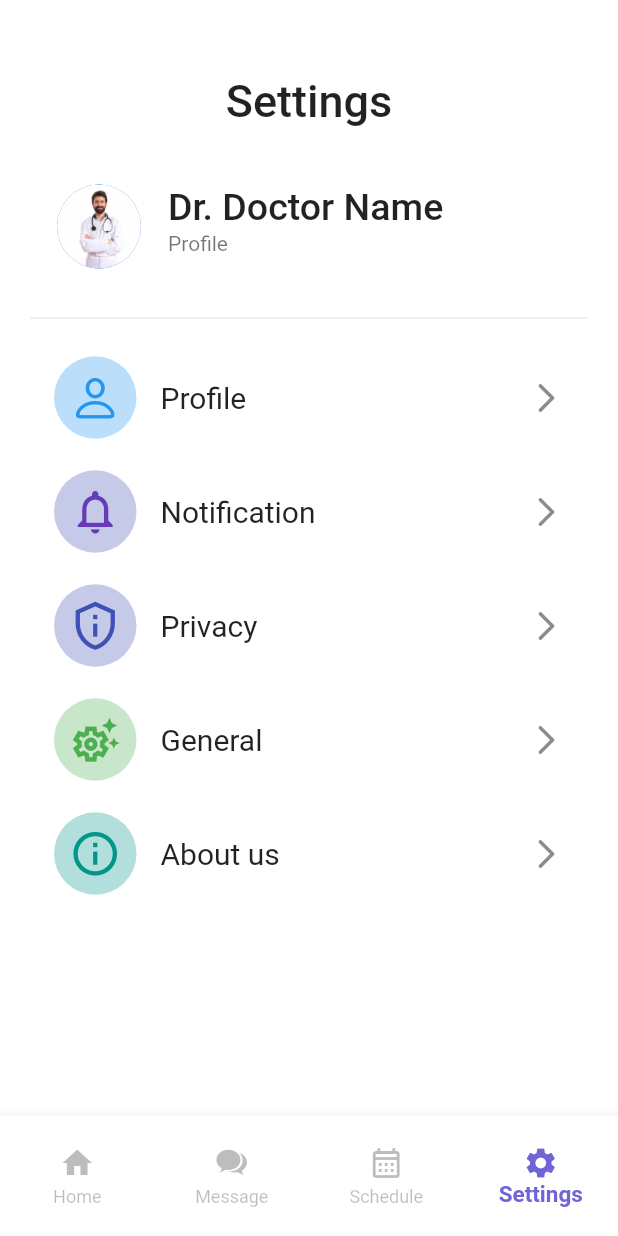
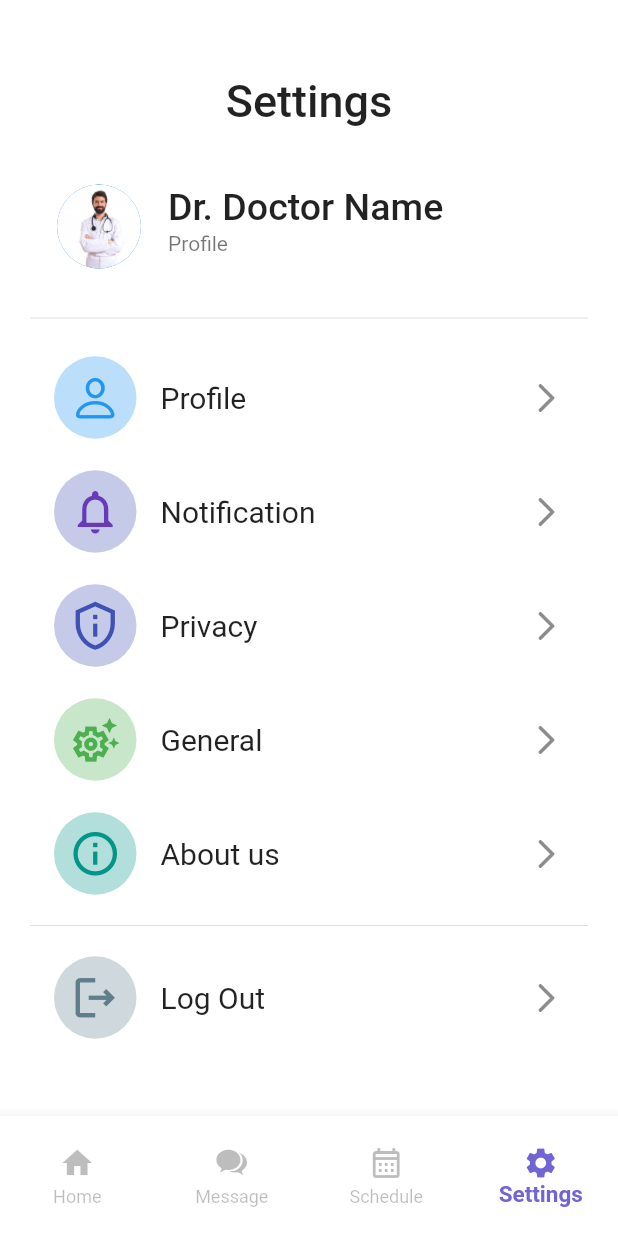
Before and after one commit to Gowsalyanatraj/health_care_app_flutter, a Flutter app: the NavBarRoots screen opened directly, item 4 of the bottom bar chosen, on a phone screen of 412 x 824 dp. Run offline on Flutter 3.47's test engine with Material 2 defaults, Android fonts, the phone set to English and light mode, and no system bars.

Commit message:
feat: to arrange the settings order || style: giving visually appealing colors and contrast for the settings menu

```diff
--- a/lib/screens/settings_screen.dart
+++ b/lib/screens/settings_screen.dart
@@ -162,6 +162,30 @@ class _SettingScreenState extends State<SettingScreen> {
             ),
             trailing: const Icon(Icons.arrow_forward_ios_rounded),
           ),
+          Divider(height: 40),
+          ListTile(
+            onTap: () {},
+            leading: Container(
+              padding: const EdgeInsets.all(10),
+              decoration: BoxDecoration(
+                color: Colors.blueGrey.shade100,
+                shape: BoxShape.circle,
+              ),
+              child: const Icon(
+                Icons.logout_outlined,
+                color: Colors.blueGrey,
+                size: 35,
+              ),
+            ),
+            title: const Text(
+              "Log Out",
+              style: TextStyle(
+                fontWeight: FontWeight.w400,
+                fontSize: 20.0,
+              ),
+            ),
+            trailing: const Icon(Icons.arrow_forward_ios_rounded),
+          ),
         ],
       ),
     );
```
